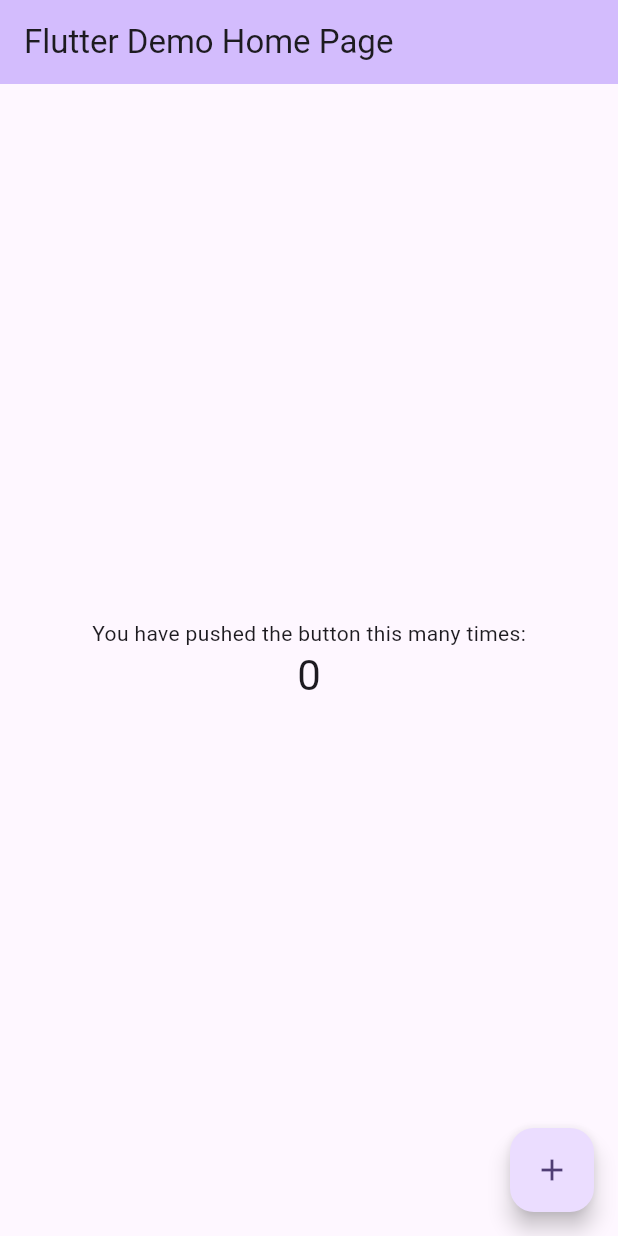
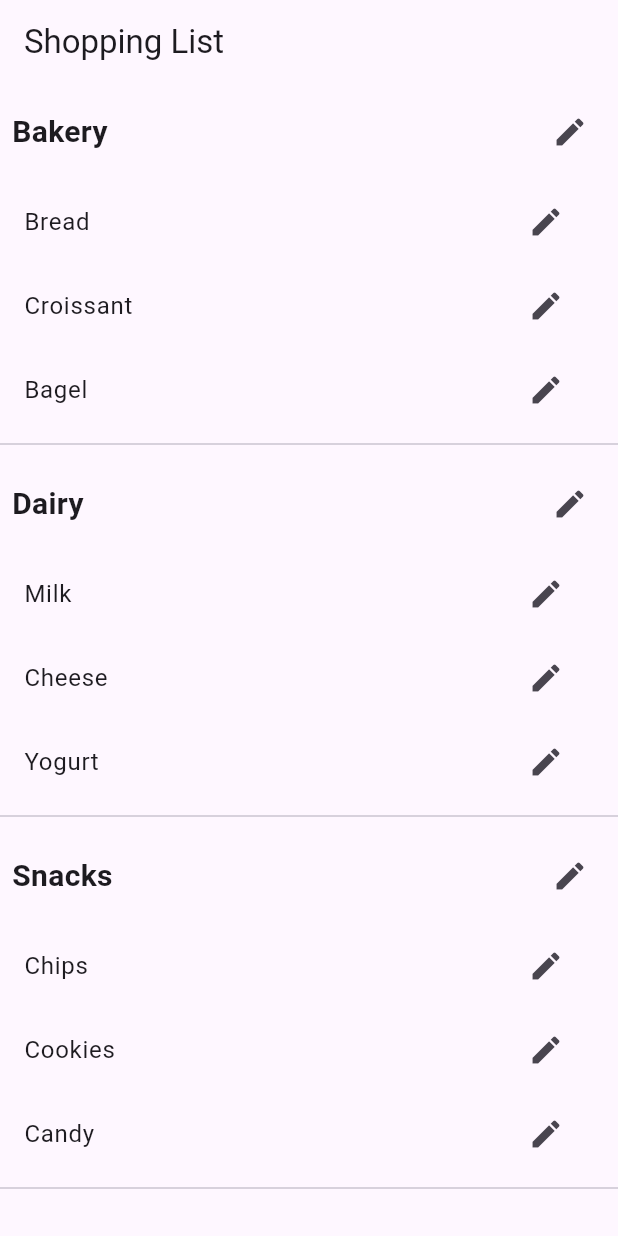
Before and after one commit to Miniieee/shoppinglist, a Flutter app: the screen it shows after launch, on a phone screen of 412 x 824 dp. Run offline on Flutter 3.47's test engine with Material 3 defaults, Android fonts, the phone set to English and light mode, and no system bars.

Commit message:
Update main.dart

```diff
--- a/lib/main.dart
+++ b/lib/main.dart
@@ -1,122 +1,221 @@
 import 'package:flutter/material.dart';
 
 void main() {
-  runApp(const MyApp());
+  runApp(MyApp());
 }
 
 class MyApp extends StatelessWidget {
   const MyApp({super.key});
 
-  // This widget is the root of your application.
+  // Root of the application.
   @override
   Widget build(BuildContext context) {
-    return MaterialApp(
-      title: 'Flutter Demo',
-      theme: ThemeData(
-        // This is the theme of your application.
-        //
-        // TRY THIS: Try running your application with "flutter run". You'll see
-        // the application has a purple toolbar. Then, without quitting the app,
-        // try changing the seedColor in the colorScheme below to Colors.green
-        // and then invoke "hot reload" (save your changes or press the "hot
-        // reload" button in a Flutter-supported IDE, or press "r" if you used
-        // the command line to start the app).
-        //
-        // Notice that the counter didn't reset back to zero; the application
-        // state is not lost during the reload. To reset the state, use hot
-        // restart instead.
-        //
-        // This works for code too, not just values: Most code changes can be
-        // tested with just a hot reload.
-        colorScheme: ColorScheme.fromSeed(seedColor: Colors.deepPurple),
-      ),
-      home: const MyHomePage(title: 'Flutter Demo Home Page'),
-    );
+    return MaterialApp(title: 'Shopping List', home: ShoppingListPage());
   }
 }
 
-class MyHomePage extends StatefulWidget {
-  const MyHomePage({super.key, required this.title});
+// Model for a shopping item. Note: title is now mutable.
+class ShoppingItem {
+  String title;
+  bool isBought;
+  int id;
 
-  // This widget is the home page of your application. It is stateful, meaning
-  // that it has a State object (defined below) that contains fields that affect
-  // how it looks.
-
-  // This class is the configuration for the state. It holds the values (in this
-  // case the title) provided by the parent (in this case the App widget) and
-  // used by the build method of the State. Fields in a Widget subclass are
-  // always marked "final".
-
-  final String title;
-
-  @override
-  State<MyHomePage> createState() => _MyHomePageState();
+  ShoppingItem({required this.title, this.isBought = false, this.id = 0});
 }
 
-class _MyHomePageState extends State<MyHomePage> {
-  int _counter = 0;
+class ShoppingListPage extends StatefulWidget {
+  @override
+  _ShoppingListPageState createState() => _ShoppingListPageState();
+}
 
-  void _incrementCounter() {
+class _ShoppingListPageState extends State<ShoppingListPage> {
+  // Mutable category names.
+  String bakeryCategoryName = 'Bakery';
+  String dairyCategoryName = 'Dairy';
+  String snacksCategoryName = 'Snacks';
+
+  // Category lists.
+  List<ShoppingItem> bakeryItems = [
+    ShoppingItem(title: 'Bread', isBought: false, id: 1),
+    ShoppingItem(title: 'Croissant', isBought: false, id: 2),
+    ShoppingItem(title: 'Bagel', isBought: false, id: 3),
+  ];
+
+  List<ShoppingItem> dairyItems = [
+    ShoppingItem(title: 'Milk', isBought: false, id: 4),
+    ShoppingItem(title: 'Cheese', isBought: false, id: 5),
+    ShoppingItem(title: 'Yogurt', isBought: false, id: 6),
+  ];
+
+  List<ShoppingItem> snacksItems = [
+    ShoppingItem(title: 'Chips', isBought: false, id: 7),
+    ShoppingItem(title: 'Cookies', isBought: false, id: 8),
+    ShoppingItem(title: 'Candy', isBought: false, id: 9),
+  ];
+
+  // Toggle the item's bought status and reposition it within its category.
+  void _toggleItem(List<ShoppingItem> items, int index) {
     setState(() {
-      // This call to setState tells the Flutter framework that something has
-      // changed in this State, which causes it to rerun the build method below
-      // so that the display can reflect the updated values. If we changed
-      // _counter without calling setState(), then the build method would not be
-      // called again, and so nothing would appear to happen.
-      _counter++;
+      if (!items[index].isBought) {
+        items[index].isBought = true;
+        final item = items.removeAt(index);
+        items.add(item);
+      } else {
+        items[index].isBought = false;
+        final item = items.removeAt(index);
+        items.insert(0, item);
+      }
     });
+  }
+
+  // Open a dialog to edit the item's title.
+  void _editItem(List<ShoppingItem> items, int index) {
+    final controller = TextEditingController(text: items[index].title);
+    showDialog(
+      context: context,
+      builder: (context) {
+        return AlertDialog(
+          title: const Text("Edit Item"),
+          content: TextField(
+            controller: controller,
+            autofocus: true,
+            decoration: const InputDecoration(hintText: "Enter new title"),
+          ),
+          actions: [
+            TextButton(
+              child: const Text("Cancel"),
+              onPressed: () => Navigator.pop(context),
+            ),
+            TextButton(
+              child: const Text("Save"),
+              onPressed: () {
+                setState(() {
+                  items[index].title = controller.text;
+                });
+                Navigator.pop(context);
+              },
+            ),
+          ],
+        );
+      },
+    );
+  }
+
+  // Open a dialog to edit a category name.
+  void _editCategory(String currentName, Function(String) onUpdate) {
+    final controller = TextEditingController(text: currentName);
+    showDialog(
+      context: context,
+      builder: (context) {
+        return AlertDialog(
+          title: const Text("Edit Category"),
+          content: TextField(
+            controller: controller,
+            autofocus: true,
+            decoration: const InputDecoration(
+              hintText: "Enter new category name",
+            ),
+          ),
+          actions: [
+            TextButton(
+              child: const Text("Cancel"),
+              onPressed: () => Navigator.pop(context),
+            ),
+            TextButton(
+              child: const Text("Save"),
+              onPressed: () {
+                setState(() {
+                  onUpdate(controller.text);
+                });
+                Navigator.pop(context);
+              },
+            ),
+          ],
+        );
+      },
+    );
+  }
+
+  // Build a category section with a header (with edit icon) and list items.
+  Widget _buildCategorySection(
+    String categoryName,
+    List<ShoppingItem> items,
+    Function(String) onUpdateCategory,
+  ) {
+    return Column(
+      crossAxisAlignment: CrossAxisAlignment.start,
+      children: [
+        // Category header with an edit icon.
+        Padding(
+          padding: const EdgeInsets.all(8.0),
+          child: Row(
+            mainAxisAlignment: MainAxisAlignment.spaceBetween,
+            children: [
+              Text(
+                categoryName,
+                style: const TextStyle(
+                  fontSize: 20,
+                  fontWeight: FontWeight.bold,
+                ),
+              ),
+              IconButton(
+                icon: const Icon(Icons.edit),
+                onPressed: () => _editCategory(categoryName, onUpdateCategory),
+              ),
+            ],
+          ),
+        ),
+        // List of items for this category.
+        ListView.builder(
+          shrinkWrap: true,
+          physics: const NeverScrollableScrollPhysics(),
+          itemCount: items.length,
+          itemBuilder: (context, index) {
+            final item = items[index];
+            return ListTile(
+              title: Text(
+                item.title,
+                style: TextStyle(
+                  decoration:
+                      item.isBought
+                          ? TextDecoration.lineThrough
+                          : TextDecoration.none,
+                ),
+              ),
+              // Tapping the ListTile toggles the item's bought state.
+              onTap: () => _toggleItem(items, index),
+              // Pencil icon for editing the item.
+              trailing: IconButton(
+                icon: const Icon(Icons.edit),
+                onPressed: () => _editItem(items, index),
+              ),
+            );
+          },
+        ),
+        const Divider(),
+      ],
+    );
   }
 
   @override
   Widget build(BuildContext context) {
-    // This method is rerun every time setState is called, for instance as done
-    // by the _incrementCounter method above.
-    //
-    // The Flutter framework has been optimized to make rerunning build methods
-    // fast, so that you can just rebuild anything that needs updating rather
-    // than having to individually change instances of widgets.
     return Scaffold(
-      appBar: AppBar(
-        // TRY THIS: Try changing the color here to a specific color (to
-        // Colors.amber, perhaps?) and trigger a hot reload to see the AppBar
-        // change color while the other colors stay the same.
-        backgroundColor: Theme.of(context).colorScheme.inversePrimary,
-        // Here we take the value from the MyHomePage object that was created by
-        // the App.build method, and use it to set our appbar title.
-        title: Text(widget.title),
-      ),
-      body: Center(
-        // Center is a layout widget. It takes a single child and positions it
-        // in the middle of the parent.
+      appBar: AppBar(title: const Text('Shopping List')),
+      body: SingleChildScrollView(
         child: Column(
-          // Column is also a layout widget. It takes a list of children and
-          // arranges them vertically. By default, it sizes itself to fit its
-          // children horizontally, and tries to be as tall as its parent.
-          //
-          // Column has various properties to control how it sizes itself and
-          // how it positions its children. Here we use mainAxisAlignment to
-          // center the children vertically; the main axis here is the vertical
-          // axis because Columns are vertical (the cross axis would be
-          // horizontal).
-          //
-          // TRY THIS: Invoke "debug painting" (choose the "Toggle Debug Paint"
-          // action in the IDE, or press "p" in the console), to see the
-          // wireframe for each widget.
-          mainAxisAlignment: MainAxisAlignment.center,
-          children: <Widget>[
-            const Text('You have pushed the button this many times:'),
-            Text(
-              '$_counter',
-              style: Theme.of(context).textTheme.headlineMedium,
-            ),
+          children: [
+            _buildCategorySection(bakeryCategoryName, bakeryItems, (newName) {
+              bakeryCategoryName = newName;
+            }),
+            _buildCategorySection(dairyCategoryName, dairyItems, (newName) {
+              dairyCategoryName = newName;
+            }),
+            _buildCategorySection(snacksCategoryName, snacksItems, (newName) {
+              snacksCategoryName = newName;
+            }),
           ],
         ),
       ),
-      floatingActionButton: FloatingActionButton(
-        onPressed: _incrementCounter,
-        tooltip: 'Increment',
-        child: const Icon(Icons.add),
-      ), // This trailing comma makes auto-formatting nicer for build methods.
     );
   }
 }
```
